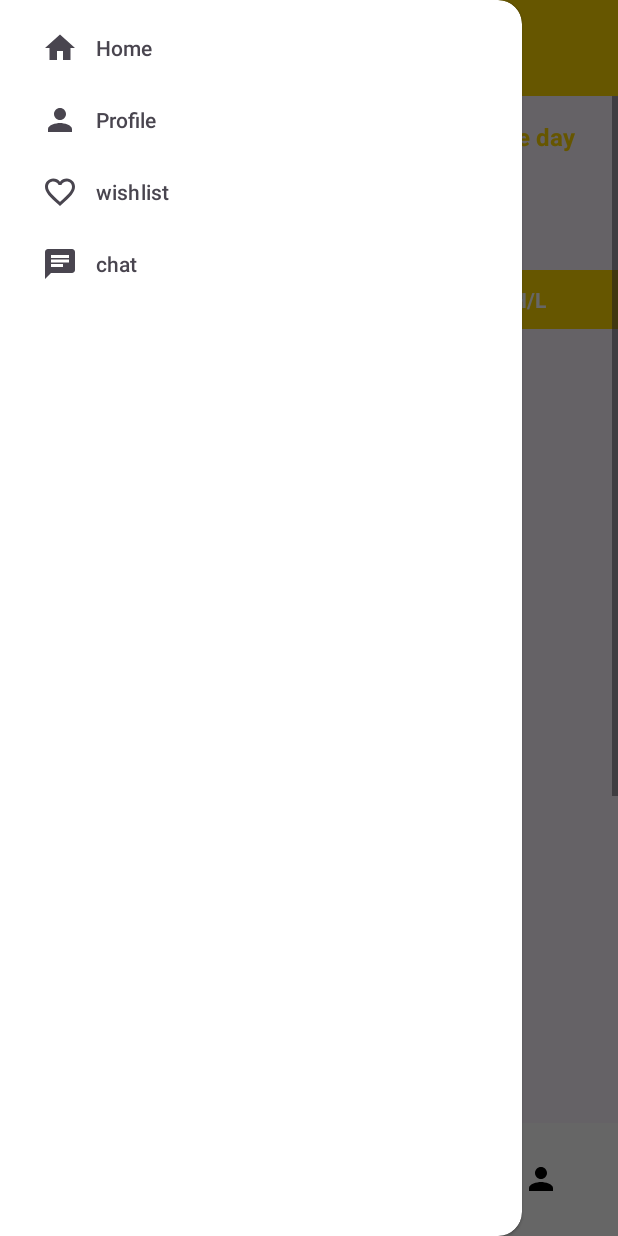
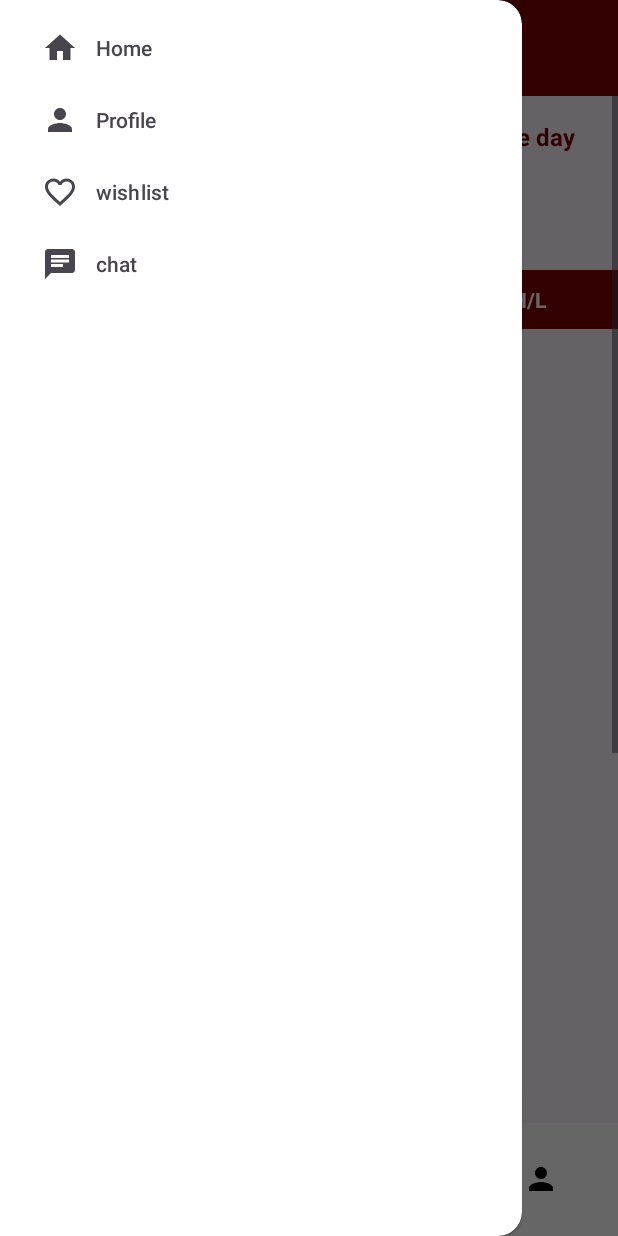
Before and after one commit to smaxshashi/jewelleryApplicationAndroid, an Android app: the HomeActivity screen opened directly, with no data from a screen before it, with the side drawer open, on a phone screen of 412 x 824 dp. Run offline under Robolectric (Android 15) with nearby library versions, the phone set to English and light mode, and no system bars; libraries missing offline, so code that uses them is left out: com.denzcoskun.imageslider; plain views replace ImageSlider; 16 statements that could not run were skipped.

Commit message:
color them chnage all new desgin send by you are  done in this

```diff
--- a/app/src/main/java/com/bansal/JewellaryApplication/HomeActivity.java
+++ b/app/src/main/java/com/bansal/JewellaryApplication/HomeActivity.java
@@ -36,7 +36,7 @@ public class HomeActivity extends AppCompatActivity implements NavigationView.On
         setContentView(R.layout.activity_home);
 
         // Set status bar and navigation bar colors
-        getWindow().setStatusBarColor(ContextCompat.getColor(HomeActivity.this, R.color.goldcolor));
+        getWindow().setStatusBarColor(ContextCompat.getColor(HomeActivity.this, R.color.maroon));
         getWindow().setNavigationBarColor(ContextCompat.getColor(HomeActivity.this, R.color.white));
 
         // Setup Toolbar (Optional)
--- a/app/src/main/res/drawable/buttonbackground.xml
+++ b/app/src/main/res/drawable/buttonbackground.xml
@@ -4,7 +4,7 @@
         android:color="@color/white"
         />
     <stroke
-        android:color="@color/goldcolor"
+        android:color="@color/maroon"
         android:width="2sp"
         />
 
--- a/app/src/main/res/drawable/ic_arrow.xml
+++ b/app/src/main/res/drawable/ic_arrow.xml
@@ -1,4 +1,4 @@
-<vector xmlns:android="http://schemas.android.com/apk/res/android" android:autoMirrored="true" android:height="24dp" android:tint="@color/goldcolor" android:viewportHeight="24" android:viewportWidth="24" android:width="24dp">
+<vector xmlns:android="http://schemas.android.com/apk/res/android" android:autoMirrored="true" android:height="24dp" android:tint="@color/maroon" android:viewportHeight="24" android:viewportWidth="24" android:width="24dp">
 
     <path android:fillColor="@android:color/white" android:pathData="M12,4l-1.41,1.41L16.17,11H4v2h12.17l-5.58,5.59L12,20l8,-8z"/>
 
--- a/app/src/main/res/layout/activity_home.xml
+++ b/app/src/main/res/layout/activity_home.xml
@@ -19,7 +19,7 @@
             android:id="@+id/toolbar"
             android:layout_width="match_parent"
             android:layout_height="wrap_content"
-            android:background="@color/goldcolor"
+            android:background="@color/maroon"
             android:theme="@style/ThemeOverlay.AppCompat.Dark.ActionBar"
             app:title="@string/toolbar_title"
             app:titleTextAppearance="@style/Toolbar.TitleText"
@@ -43,7 +43,7 @@
             app:menu="@menu/homebottomnevigation"
             app:itemIconTint="@color/black"
             app:itemTextColor="@color/black"
-            app:itemRippleColor="@color/goldcolor"
+            app:itemRippleColor="@color/maroon"
             app:itemActiveIndicatorStyle="@style/App.Custom.Indicator" />
     </RelativeLayout>
 
--- a/app/src/main/res/layout/activity_login.xml
+++ b/app/src/main/res/layout/activity_login.xml
@@ -33,7 +33,7 @@
                 android:text="Log In"
                 android:textSize="28sp"
                 android:layout_marginTop="16sp"
-                android:textColor="@color/goldcolor"
+                android:textColor="@color/maroon"
                 android:textStyle="bold"
                 android:fontFamily="serif"
                 android:layout_gravity="center"
@@ -166,7 +166,7 @@
                 android:id="@+id/acbtnLoginActivityLogin"
                 android:text="Log In"
                 android:textColor="@color/white"
-                android:background="@color/goldcolor"
+                android:background="@color/maroon"
                 /> <androidx.appcompat.widget.AppCompatButton
             android:layout_width="match_parent"
             android:layout_height="wrap_content"
--- a/app/src/main/res/layout/activity_otpverificationactivity.xml
+++ b/app/src/main/res/layout/activity_otpverificationactivity.xml
@@ -33,7 +33,7 @@
             android:layout_height="wrap_content"
             android:layout_marginVertical="10dp"
             android:text="OTP Verification"
-            android:textColor="@color/goldcolor"
+            android:textColor="@color/maroon"
             android:textSize="30sp"
             android:layout_gravity="center"
             android:textStyle="bold" />
--- a/app/src/main/res/layout/activity_user_registrating.xml
+++ b/app/src/main/res/layout/activity_user_registrating.xml
@@ -28,7 +28,7 @@
                 android:textSize="28sp"
                 android:layout_centerHorizontal="true"
                 android:layout_marginTop="16sp"
-                android:textColor="@color/goldcolor"
+                android:textColor="@color/maroon"
                 android:textStyle="bold"
                 android:fontFamily="serif"
                 />
@@ -108,7 +108,7 @@
                 android:layout_marginTop="10sp"
                 android:layout_marginStart="16sp"
                 android:layout_marginEnd="16sp"
-                android:backgroundTint="@color/goldcolor"
+                android:backgroundTint="@color/maroon"
                 android:text="Sign Up"
                 android:textColor="@color/white"
                 android:id="@+id/acbtnRegistrationActivitySignUP"
--- a/app/src/main/res/layout/fragment_home.xml
+++ b/app/src/main/res/layout/fragment_home.xml
@@ -27,7 +27,7 @@
                 android:layout_height="wrap_content"
                 android:text="Hi!"
                 android:layout_marginTop="16sp"
-                android:textColor="@color/goldcolor"
+                android:textColor="@color/maroon"
                 android:textStyle="bold"
                 android:textSize="16sp"
                 />
@@ -36,7 +36,7 @@
                 android:layout_height="wrap_content"
                 android:text="Username"
                 android:layout_marginTop="16sp"
-                android:textColor="@color/goldcolor"
+                android:textColor="@color/maroon"
                 android:textStyle="bold"
                 android:textSize="16sp"
                 android:layout_marginStart="5sp"
@@ -47,7 +47,7 @@
                 android:layout_height="wrap_content"
                 android:text="Greetings of the day"
                 android:layout_marginTop="16sp"
-                android:textColor="@color/goldcolor"
+                android:textColor="@color/maroon"
                 android:textStyle="bold"
                 android:textSize="16sp"
                 android:layout_marginStart="5sp"
@@ -60,7 +60,7 @@
             android:layout_height="wrap_content"
             android:orientation="horizontal"
             android:weightSum="4"
-            android:background="@color/goldcolor"
+            android:background="@color/maroon"
             android:padding="10dp"
             android:gravity="center_vertical">
 
@@ -120,7 +120,7 @@
             android:layout_height="wrap_content"
             android:text="Category"
             android:textSize="22sp"
-            android:textColor="@color/goldcolor"
+            android:textColor="@color/maroon"
             android:textStyle="bold"
             android:drawableRight="@drawable/ic_arrow"
             android:drawablePadding="5sp"
@@ -145,7 +145,7 @@
         <TextView
             android:layout_width="wrap_content"
             android:layout_height="wrap_content"
-            android:text="Gold"
+            android:text="About Company"
             android:textSize="22sp"
             android:textColor="@color/black"
             android:textStyle="bold"
@@ -153,16 +153,21 @@
             android:drawablePadding="5sp"
             android:layout_marginTop="16sp"
             />
-        <androidx.recyclerview.widget.RecyclerView
+        <TextView
             android:layout_width="match_parent"
             android:layout_height="wrap_content"
-            android:id="@+id/rvUserHomeFragmentGoldProduct"
+            android:text="about company"
+            android:textSize="16sp"
+            android:textColor="@color/black"
+           android:id="@+id/tvHomeFragmentAboutCompany"
+            android:drawablePadding="5sp"
             android:layout_marginTop="16sp"
             />
+
  <TextView
             android:layout_width="wrap_content"
             android:layout_height="wrap_content"
-            android:text="Sliver"
+            android:text="Customer Experence"
             android:textSize="22sp"
             android:textColor="@color/black"
             android:textStyle="bold"
@@ -170,16 +175,22 @@
             android:drawablePadding="5sp"
             android:layout_marginTop="16sp"
             />
-        <androidx.recyclerview.widget.RecyclerView
+        <TextView
             android:layout_width="match_parent"
             android:layout_height="wrap_content"
-            android:id="@+id/rvUserHomeFragmentSliverProduct"
+            android:text="Customer Experence"
+            android:textSize="16sp"
+            android:textColor="@color/black"
+            android:id="@+id/tvHomeFragmentCustomerExperence"
+            android:drawablePadding="5sp"
             android:layout_marginTop="16sp"
             />
- <TextView
+
+
+        <TextView
             android:layout_width="wrap_content"
             android:layout_height="wrap_content"
-            android:text="Platinum"
+            android:text="Director Vision"
             android:textSize="22sp"
             android:textColor="@color/black"
             android:textStyle="bold"
@@ -187,12 +198,17 @@
             android:drawablePadding="5sp"
             android:layout_marginTop="16sp"
             />
-        <androidx.recyclerview.widget.RecyclerView
+        <TextView
             android:layout_width="match_parent"
             android:layout_height="wrap_content"
-            android:id="@+id/rvUserHomeFragmentPlatinumProduct"
+            android:text="Customer Experence"
+            android:textSize="16sp"
+            android:textColor="@color/black"
+            android:id="@+id/tvHomeFragmentDirectorVision"
+            android:drawablePadding="5sp"
             android:layout_marginTop="16sp"
             />
+
 
 
 
--- a/app/src/main/res/values/colors.xml
+++ b/app/src/main/res/values/colors.xml
@@ -2,7 +2,7 @@
 <resources>
     <color name="black">#FF000000</color>
     <color name="white">#FFFFFFFF</color>
-    <color name="goldcolor">#FFD700</color>
+    <color name="maroon">#800000</color>
     <color name="blue">#2196F3</color>
     <color name="gray">#969393</color>
     <color name="lightgold">#F5E380</color>
--- a/app/src/main/res/values/themes.xml
+++ b/app/src/main/res/values/themes.xml
@@ -14,6 +14,6 @@
 
 
     <style name="App.Custom.Indicator" parent="Widget.Material3.BottomNavigationView.ActiveIndicator">
-        <item name="android:color">@color/goldcolor</item>
+        <item name="android:color">@color/maroon</item>
     </style>
 </resources>
```
